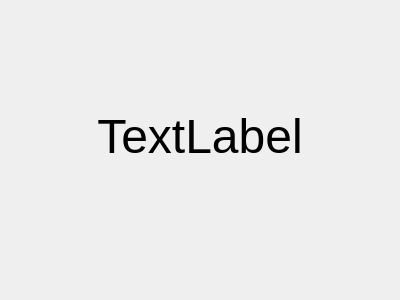
zxjorge/EDApp, file basicquiz.ui: the form before one commit.
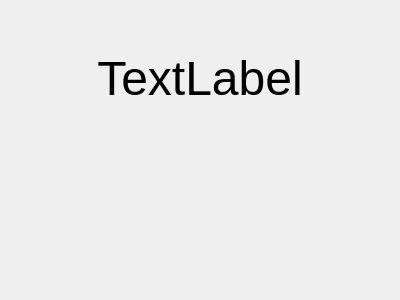
The form after the commit.

Commit message: finalized basic quiz

The edit to the form file:
```diff
--- a/basicquiz.ui
+++ b/basicquiz.ui
@@ -14,8 +14,30 @@
    <string>Form</string>
   </property>
   <layout class="QVBoxLayout" name="verticalLayout">
+   <item>
+    <spacer name="verticalSpacer">
+     <property name="orientation">
+      <enum>Qt::Vertical</enum>
+     </property>
+     <property name="sizeType">
+      <enum>QSizePolicy::Maximum</enum>
+     </property>
+     <property name="sizeHint" stdset="0">
+      <size>
+       <width>20</width>
+       <height>40</height>
+      </size>
+     </property>
+    </spacer>
+   </item>
    <item>
     <widget class="QLabel" name="question">
+     <property name="sizePolicy">
+      <sizepolicy hsizetype="Preferred" vsizetype="Maximum">
+       <horstretch>0</horstretch>
+       <verstretch>0</verstretch>
+      </sizepolicy>
+     </property>
      <property name="font">
       <font>
        <pointsize>36</pointsize>
@@ -33,9 +55,21 @@
     <layout class="QHBoxLayout" name="horizontalLayout">
      <item>
       <widget class="QPushButton" name="flag2">
+       <property name="sizePolicy">
+        <sizepolicy hsizetype="Minimum" vsizetype="Expanding">
+         <horstretch>0</horstretch>
+         <verstretch>0</verstretch>
+        </sizepolicy>
+       </property>
        <property name="text">
         <string/>
        </property>
+       <property name="iconSize">
+        <size>
+         <width>500</width>
+         <height>500</height>
+        </size>
+       </property>
        <property name="flat">
         <bool>true</bool>
        </property>
@@ -43,9 +77,21 @@
      </item>
      <item>
       <widget class="QPushButton" name="flag1">
+       <property name="sizePolicy">
+        <sizepolicy hsizetype="Minimum" vsizetype="Expanding">
+         <horstretch>0</horstretch>
+         <verstretch>0</verstretch>
+        </sizepolicy>
+       </property>
        <property name="text">
         <string/>
        </property>
+       <property name="iconSize">
+        <size>
+         <width>500</width>
+         <height>500</height>
+        </size>
+       </property>
        <property name="flat">
         <bool>true</bool>
        </property>
```
The commit also changes 2 other files.
